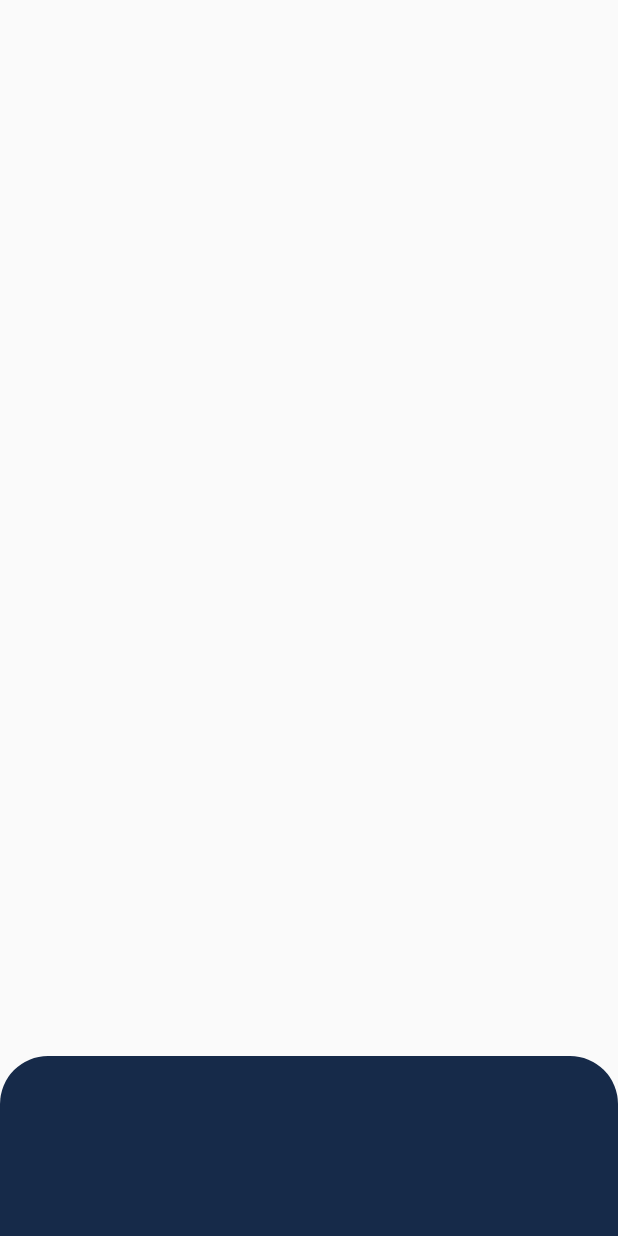
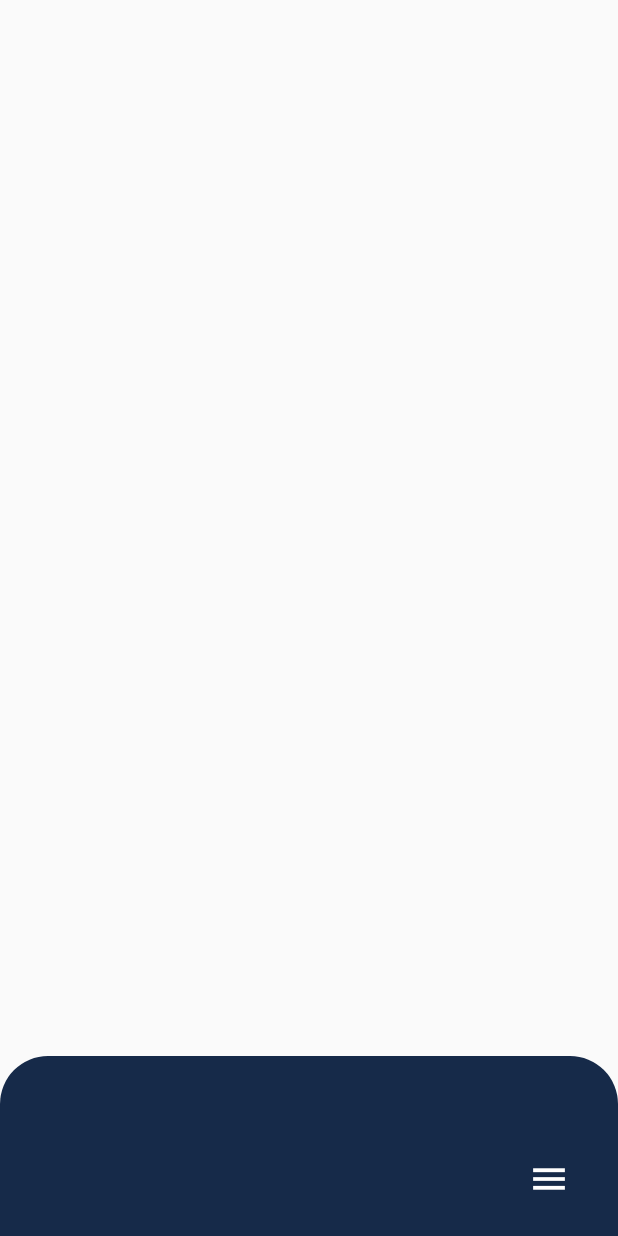
Before and after one commit to SonQBChau/buy_ticket_design, a Flutter app: the screen it shows after launch, on a phone screen of 412 x 824 dp. Run offline on Flutter 3.47's test engine with Material 2 defaults, Android fonts, the phone set to English and light mode, and no system bars.

Commit message:
add icon to bottom

```diff
--- a/lib/widgets/exhibition_bottom_sheet.dart
+++ b/lib/widgets/exhibition_bottom_sheet.dart
@@ -1,5 +1,6 @@
 import 'dart:ui';
 import 'dart:math' as math;
+import 'package:buy_ticket_design/widgets/menu_button.dart';
 import 'package:flutter/material.dart';
 
 const double minHeight = 120;
@@ -80,6 +81,11 @@ class _ExhibitionBottomSheetState extends State<ExhibitionBottomSheet> with Sing
                 color: Color(0xFF162A49),
                 borderRadius: BorderRadius.vertical(top: Radius.circular(32)),
               ),
+              child: Stack(           //<-- Add a stack
+                children: <Widget>[
+                  MenuButton(),       //<-- With a menu button
+                ],
+              ),
             ),
           ),
         );
--- /dev/null
+++ b/lib/widgets/menu_button.dart
@@ -0,0 +1,16 @@
+import 'package:flutter/material.dart';
+
+class MenuButton extends StatelessWidget {
+  @override
+  Widget build(BuildContext context) {
+    return Positioned(      //<-- Align the icon to bottom right corner
+      right: 0,
+      bottom: 24,
+      child: Icon(
+        Icons.menu,
+        color: Colors.white,
+        size: 28,
+      ),
+    );
+  }
+}
```
